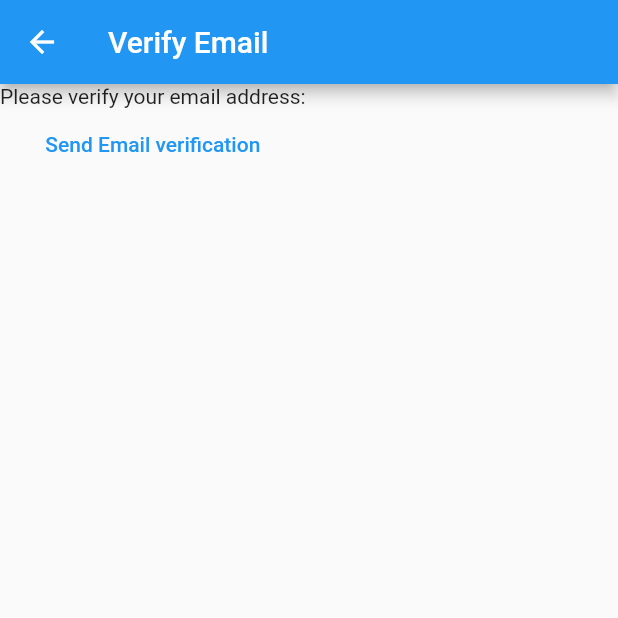
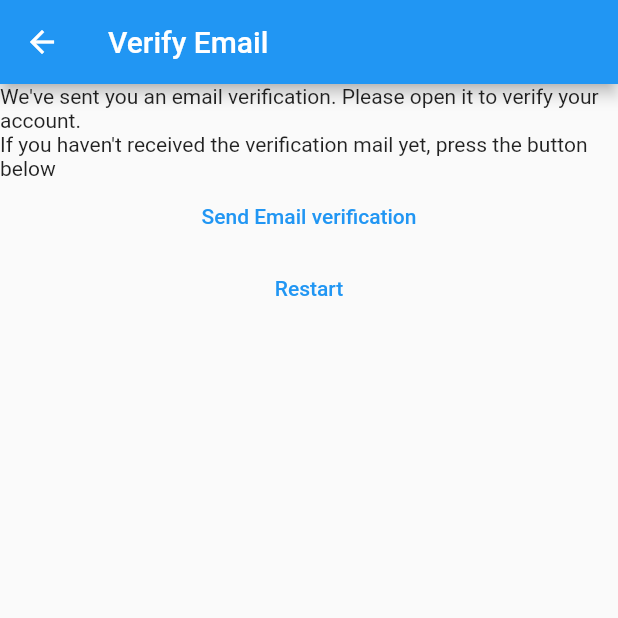
Before and after one commit to BenGeorgeNetto/mynotes, a Flutter app: the VerifyEmailView screen opened directly, on a phone screen of 412 x 824 dp, the top half of it. Run offline on Flutter 3.47's test engine with Material 2 defaults, Android fonts, the phone set to English and light mode, and no system bars; our stand-ins replace firebase_auth, firebase_core; accounts and stored records are empty.

Commit message:
add email verification

```diff
--- a/lib/main.dart
+++ b/lib/main.dart
@@ -20,6 +20,7 @@
       loginRoute: (context) => const LoginView(),
       registerRoute: (context) => const RegisterView(),
       notesRoute: (context) => const NotesView(),
+      verifyEmailRoute: (context) => const VerifyEmailView(),
     },
   ));
 }
--- a/lib/views/login_view.dart
+++ b/lib/views/login_view.dart
@@ -3,7 +3,7 @@
 import 'package:flutter/material.dart';
 import 'package:mynotes/constants/routes.dart';
 import 'package:mynotes/utilities/show_error_dialog.dart';
-import 'dart:developer' as devtools show log;
+// import 'dart:developer' as devtools show log;
 
 import '../firebase_options.dart';
 
--- a/lib/views/verify_email_views.dart
+++ b/lib/views/verify_email_views.dart
@@ -1,5 +1,6 @@
 import 'package:firebase_auth/firebase_auth.dart';
 import 'package:flutter/material.dart';
+import 'package:mynotes/constants/routes.dart';
 
 class VerifyEmailView extends StatefulWidget {
   const VerifyEmailView({Key? key}) : super(key: key);
@@ -17,13 +18,24 @@
       ),
       body: Column(
         children: [
-          const Text("Please verify your email address:"),
+          const Text(
+              "We've sent you an email verification. Please open it to verify your account."),
+          const Text(
+              "If you haven't received the verification mail yet, press the button below"),
           TextButton(
-            onPressed: () async{
+            onPressed: () async {
               final user = FirebaseAuth.instance.currentUser;
               await user?.sendEmailVerification();
             },
             child: const Text("Send Email verification"),
+          ),
+          TextButton(
+            onPressed: () async {
+              await FirebaseAuth.instance.signOut();
+              Navigator.of(context)
+                  .pushNamedAndRemoveUntil(registerRoute, (route) => false);
+            },
+            child: const Text("Restart"),
           )
         ],
       ),
```
Also changed, not shown: lib/constants/routes.dart (+4 -3 lines), lib/views/register_view.dart (+37 -14 lines).
